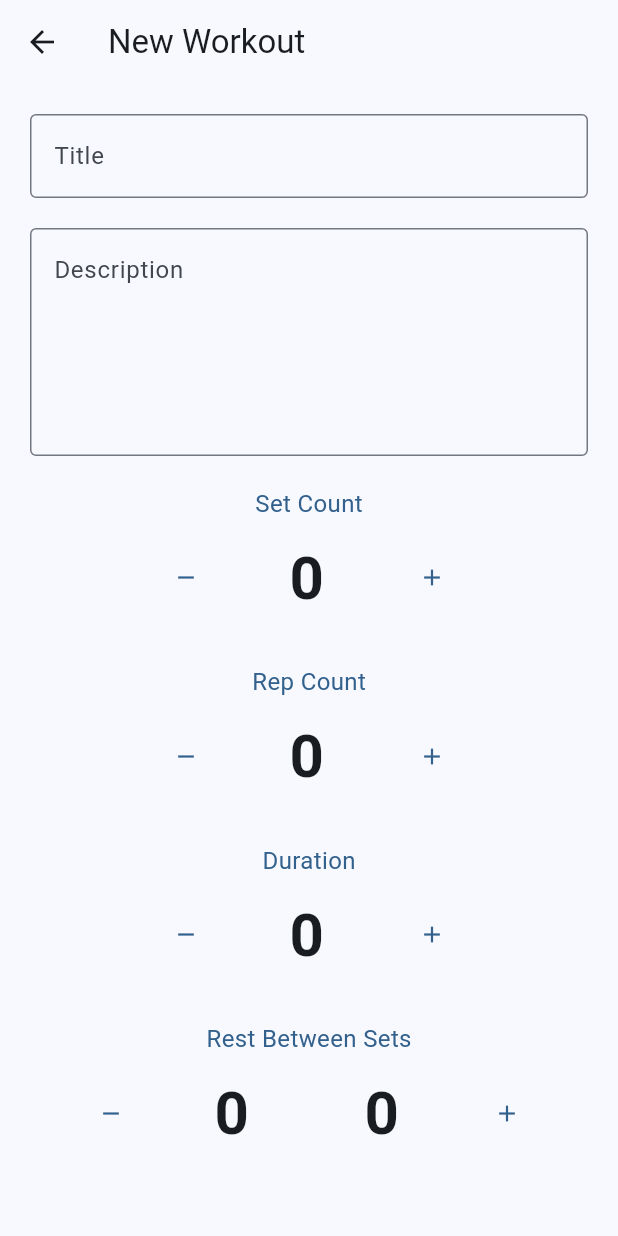
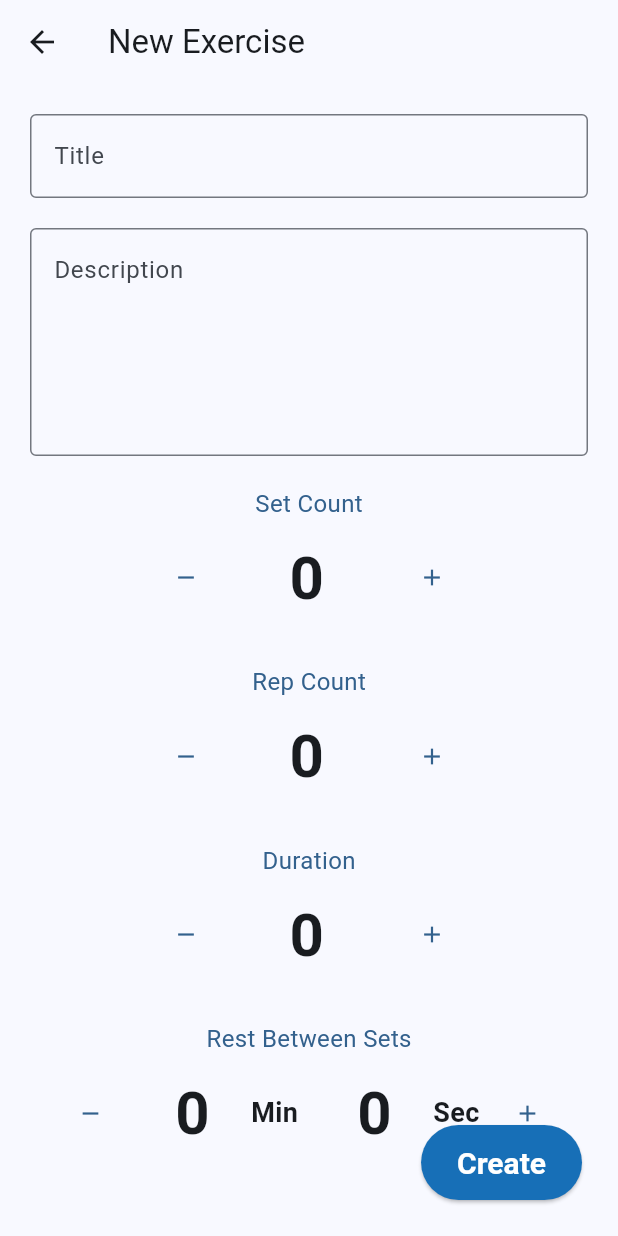
Before and after one commit to ColeWhaley1/Outwork, a Flutter app: the WorkoutPage screen opened directly, after a tap on the "add" icon, on a phone screen of 412 x 824 dp. Run offline on Flutter 3.47's test engine with Material 3 defaults, Android fonts, the phone set to English and light mode, and no system bars; our stand-ins replace carousel_slider, firebase_core; accounts and stored records are empty; generated files the repository leaves out were written again.

Commit message:
add create button and fix time incrementer

```diff
--- a/lib/main.dart
+++ b/lib/main.dart
@@ -39,7 +39,7 @@ class MyHomePage extends StatefulWidget {
 class _MyHomePageState extends State<MyHomePage> {
   final List<Widget> _pages = [
     const Schedule(title: 'Upcoming'),
-    const WorkoutPage(title: 'Workout Decks'),
+    const WorkoutPage(title: 'Workouts and Exercises'),
   ];
 
   int _currPageIndex = 0;
--- /dev/null
+++ b/lib/pages/workouts/new_exercise.dart
@@ -0,0 +1,123 @@
+import 'package:flutter/material.dart';
+import 'package:workout_app/widgets/form_incrementer.dart';
+import 'package:workout_app/widgets/form_time_input.dart';
+
+class NewExercise extends StatelessWidget {
+  const NewExercise({super.key, required this.title});
+
+  final String title;
+  @override
+  Widget build(BuildContext context) {
+    return Scaffold(
+        appBar: AppBar(
+          title: const Text('New Exercise'),
+        ),
+        body: const NewExerciseForm());
+  }
+}
+
+class NewExerciseForm extends StatefulWidget {
+  const NewExerciseForm({super.key});
+
+  @override
+  State<NewExerciseForm> createState() => _NewExerciseFormState();
+}
+
+class _NewExerciseFormState extends State<NewExerciseForm> {
+  final _formKey = GlobalKey<FormState>();
+
+  @override
+  Widget build(BuildContext context) {
+    return Scaffold(
+      body: Stack(
+        children: [
+          ListView(
+            children: [
+              Padding(
+                padding: const EdgeInsets.all(20),
+                child: Form(
+                  key: _formKey,
+                  child: Column(
+                    children: [
+                      TextFormField(
+                        decoration: const InputDecoration(
+                          border: OutlineInputBorder(),
+                          hintText: 'Title',
+                        ),
+                        validator: (val) {
+                          if (val == null || val.isEmpty) {
+                            return 'You must title your exercise';
+                          }
+                          return null;
+                        },
+                      ),
+                      const SizedBox(height: 20),
+                      TextFormField(
+                        decoration: const InputDecoration(
+                          border: OutlineInputBorder(),
+                          hintText: 'Description',
+                        ),
+                        minLines: 5,
+                        maxLines: 10,
+                      ),
+                      const SizedBox(height: 20),
+                      const FormIncrementer(label: 'Set Count'),
+                      const SizedBox(height: 20),
+                      const FormIncrementer(label: 'Rep Count'),
+                      const SizedBox(height: 20),
+                      const FormIncrementer(label: 'Duration'),
+                      const SizedBox(height: 20),
+                      const FormTimeInput(label: 'Rest Between Sets'),
+                    ],
+                  ),
+                ),
+              ),
+            ],
+          ),
+          Positioned(
+            bottom: 24,
+            right: 24,
+            child: SizedBox(
+              height: 50,
+              child: ElevatedButton(
+                onPressed: () {
+                  print('DATA');
+                },
+                style: ElevatedButton.styleFrom(
+                    backgroundColor: const Color.fromARGB(255, 23, 111, 183),
+                    foregroundColor: Colors.white,
+                    textStyle: const TextStyle(
+                      fontWeight: FontWeight.bold,
+                      fontSize: 20,
+                    )),
+                child: const Text("Create"),
+              ),
+            ),
+          )
+        ],
+      ),
+    );
+  }
+}
+
+
+
+// Positioned(
+//   bottom: 16,
+//   right: 16,
+//   child: SizedBox(
+//     height: 50,
+//     child: ElevatedButton(
+//       onPressed: () { print('DATA'); },
+//       style: ElevatedButton.styleFrom(
+//         backgroundColor: const Color.fromARGB(255, 23, 111, 183),
+//         foregroundColor: Colors.white,
+//         textStyle: const TextStyle(
+//           fontWeight: FontWeight.bold,
+//           fontSize: 20,
+//         )
+//       ),
+//       child: const Text("Create"),
+//     ),
+//   ),
+// )
--- a/lib/pages/workouts/new_workout.dart
+++ /dev/null
@@ -1,71 +0,0 @@
-import 'package:flutter/material.dart';
-import 'package:workout_app/widgets/form_incrementer.dart';
-import 'package:workout_app/widgets/form_time_input.dart';
-
-class NewWorkout extends StatelessWidget {
-  const NewWorkout({super.key, required this.title});
-
-  final String title;
-  @override
-  Widget build(BuildContext context) {
-    return Scaffold(
-        appBar: AppBar(
-          title: const Text('New Workout'),
-        ),
-        body: const NewWorkoutForm());
-  }
-}
-
-class NewWorkoutForm extends StatefulWidget {
-  const NewWorkoutForm({super.key});
-
-  @override
-  State<NewWorkoutForm> createState() => _NewWorkoutFormState();
-}
-
-class _NewWorkoutFormState extends State<NewWorkoutForm> {
-  final _formKey = GlobalKey<FormState>();
-
-  @override
-  Widget build(BuildContext context) {
-    return Padding(
-      padding: const EdgeInsets.all(20),
-      child: Form(
-        key: _formKey,
-        child: Column(
-          children: [
-            TextFormField(
-              decoration: const InputDecoration(
-                border: OutlineInputBorder(),
-                hintText: 'Title',
-              ),
-              validator: (val) {
-                if (val == null || val.isEmpty) {
-                  return 'You must title your workout';
-                }
-                return null;
-              },
-            ),
-            const SizedBox(height: 20),
-            TextFormField(
-              decoration: const InputDecoration(
-                border: OutlineInputBorder(),
-                hintText: 'Description',
-              ),
-              minLines: 5,
-              maxLines: 10,
-            ),
-            const SizedBox(height: 20),
-            const FormIncrementer(label: 'Set Count'),
-            const SizedBox(height: 20),
-            const FormIncrementer(label: 'Rep Count'),
-            const SizedBox(height: 20),
-            const FormIncrementer(label: 'Duration'),
-            const SizedBox(height: 20),
-            const FormTimeInput(label: 'Rest Between Sets'),
-          ],
-        ),
-      ),
-    );
-  }
-}
--- a/lib/pages/workouts/workouts.dart
+++ b/lib/pages/workouts/workouts.dart
@@ -1,5 +1,5 @@
 import 'package:flutter/material.dart';
-import 'package:workout_app/pages/workouts/new_workout.dart';
+import 'package:workout_app/pages/workouts/new_exercise.dart';
 
 class WorkoutPage extends StatefulWidget {
   const WorkoutPage({super.key, required this.title});
@@ -16,7 +16,7 @@ class _WorkoutPageState extends State<WorkoutPage> {
     Navigator.push(
       context,
       MaterialPageRoute(
-        builder: (context) => NewWorkout(
+        builder: (context) => const NewExercise(
           title: 'New Workout'
         ),
       ),
--- a/lib/widgets/form_time_input.dart
+++ b/lib/widgets/form_time_input.dart
@@ -29,8 +29,10 @@ class _FormTimeInput extends State<FormTimeInput> {
 
     _focusNodeMinutes = FocusNode();
     _focusNodeSeconds = FocusNode();
-    _focusNodeMinutes.addListener(() => handleFocusChange(_controllerMinutes, _focusNodeMinutes, countMinutes));
-    _focusNodeSeconds.addListener(() => handleFocusChange(_controllerSeconds, _focusNodeSeconds, countSeconds));
+    _focusNodeMinutes.addListener(() => handleFocusChange(
+        _controllerMinutes, _focusNodeMinutes, countMinutes, false));
+    _focusNodeSeconds.addListener(() => handleFocusChange(
+        _controllerSeconds, _focusNodeSeconds, countSeconds, true));
   }
 
   @override
@@ -40,8 +42,10 @@ class _FormTimeInput extends State<FormTimeInput> {
     _controllerMinutes.dispose();
     _controllerSeconds.dispose();
 
-    _focusNodeMinutes.removeListener(() => handleFocusChange(_controllerMinutes, _focusNodeMinutes, countMinutes));
-    _focusNodeSeconds.removeListener(() => handleFocusChange(_controllerSeconds, _focusNodeSeconds, countSeconds));
+    _focusNodeMinutes.removeListener(() => handleFocusChange(
+        _controllerMinutes, _focusNodeMinutes, countMinutes, false));
+    _focusNodeSeconds.removeListener(() => handleFocusChange(
+        _controllerSeconds, _focusNodeSeconds, countSeconds, true));
 
     super.dispose();
   }
@@ -49,7 +53,8 @@ class _FormTimeInput extends State<FormTimeInput> {
   void decrement(int seconds) {
     setState(() {
       if (countSeconds - seconds < 0) {
-        if(countMinutes > 0){ // carry the 1 from minutes
+        if (countMinutes > 0) {
+          // carry the 1 from minutes
           countMinutes--;
           countSeconds += (60 - seconds);
         } else {
@@ -66,7 +71,7 @@ class _FormTimeInput extends State<FormTimeInput> {
   void increment(int seconds) {
     setState(() {
       if (countSeconds + seconds >= 60) {
-        if(countMinutes < 99){
+        if (countMinutes < 99) {
           countMinutes++;
           countSeconds = countSeconds + seconds - 60;
         } else {
@@ -93,7 +98,7 @@ class _FormTimeInput extends State<FormTimeInput> {
     final input = _controllerSeconds.text;
     if (input.isNotEmpty) {
       final inputSeconds = int.tryParse(input) ?? 0;
-      if(inputSeconds < 60){
+      if (inputSeconds < 60) {
         setState(() {
           countSeconds = inputSeconds;
         });
@@ -101,14 +106,15 @@ class _FormTimeInput extends State<FormTimeInput> {
     }
   }
 
-  void handleFocusChange(TextEditingController controller, FocusNode focusNode, int count) {
-    if(!focusNode.hasFocus){
-      if(controller.text.isEmpty){
+  void handleFocusChange(TextEditingController controller, FocusNode focusNode,
+      int count, bool isSecondsInput) {
+    if (!focusNode.hasFocus) {
+      if (controller.text.isEmpty) {
         controller.text = '0';
         count = 0;
       }
       final inputSeconds = int.tryParse(controller.text) ?? 0;
-      if(inputSeconds > 59){
+      if (isSecondsInput && inputSeconds > 59) {
         controller.text = '59';
         count = 59;
       }
@@ -136,11 +142,13 @@ class _FormTimeInput extends State<FormTimeInput> {
                       shape: const CircleBorder(),
                       padding: const EdgeInsets.all(5),
                     ),
-                    onPressed: () { decrement(15); },
+                    onPressed: () {
+                      decrement(15);
+                    },
                     child: const Icon(Icons.remove),
                   ),
                   SizedBox(
-                    width: 100,
+                    width: 75,
                     child: TextFormField(
                       controller: _controllerMinutes,
                       focusNode: _focusNodeMinutes,
@@ -159,8 +167,16 @@ class _FormTimeInput extends State<FormTimeInput> {
                       ],
                     ),
                   ),
+                  const Text(
+                    'Min',
+                    style: TextStyle(
+                      fontWeight: FontWeight.bold,
+                      fontSize: 18,
+                    ),
+                  ),
+                  const SizedBox(width: 15,),
                   SizedBox(
-                    width: 100,
+                    width: 75,
                     child: TextFormField(
                       controller: _controllerSeconds,
                       focusNode: _focusNodeSeconds,
@@ -179,6 +195,13 @@ class _FormTimeInput extends State<FormTimeInput> {
                       ],
                     ),
                   ),
+                  const Text(
+                    'Sec',
+                    style: TextStyle(
+                      fontWeight: FontWeight.bold,
+                      fontSize: 18,
+                    ),
+                  ),
                   ElevatedButton(
                     style: ElevatedButton.styleFrom(
                       backgroundColor: Colors.transparent,
@@ -186,7 +209,9 @@ class _FormTimeInput extends State<FormTimeInput> {
                       shape: const CircleBorder(),
                       padding: const EdgeInsets.all(5),
                     ),
-                    onPressed: () { increment(15); },
+                    onPressed: () {
+                      increment(15);
+                    },
                     child: const Icon(Icons.add),
                   ),
                 ],
--- a/pubspec.yaml
+++ b/pubspec.yaml
@@ -38,6 +38,7 @@ dependencies:
   carousel_slider: ^4.2.1
   firebase_core: ^3.1.1
   cloud_firestore: ^5.0.2
+  image_picker: ^1.1.2
 
 dev_dependencies:
   flutter_test:
```
Also changed, not shown: pubspec.lock, 5 other files. Lines whose indentation alone changed are shown as unchanged.
